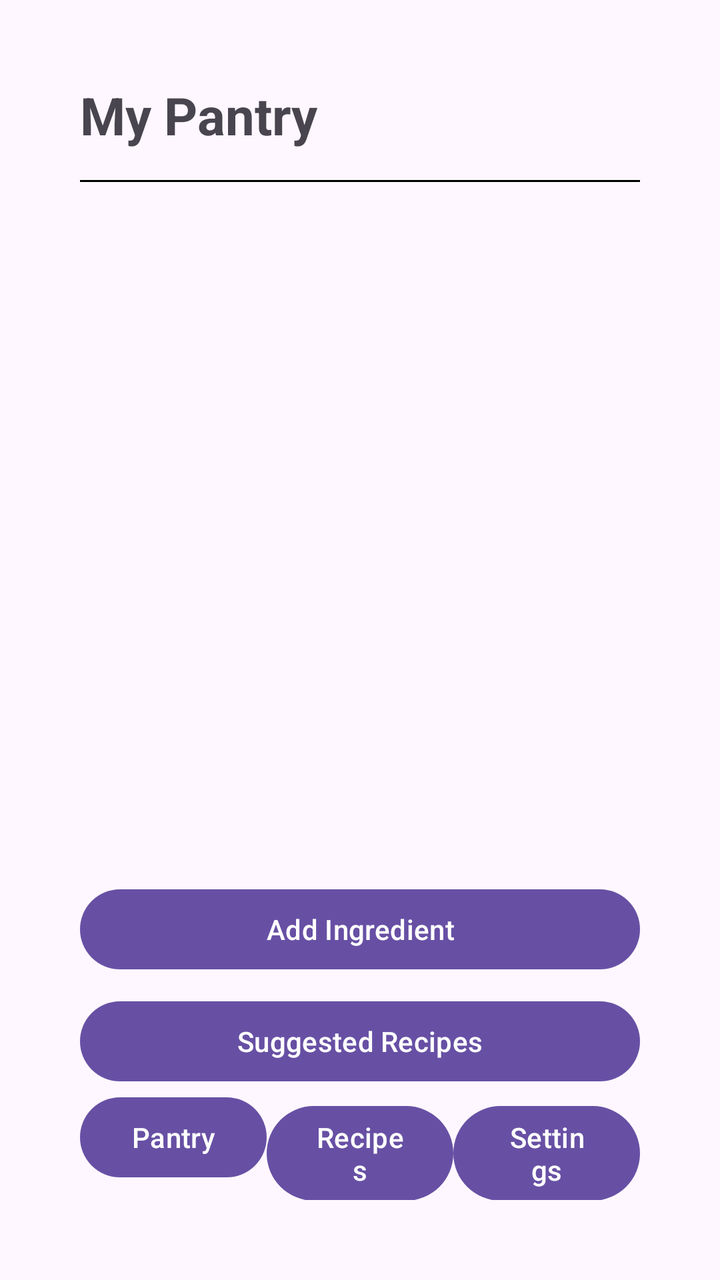
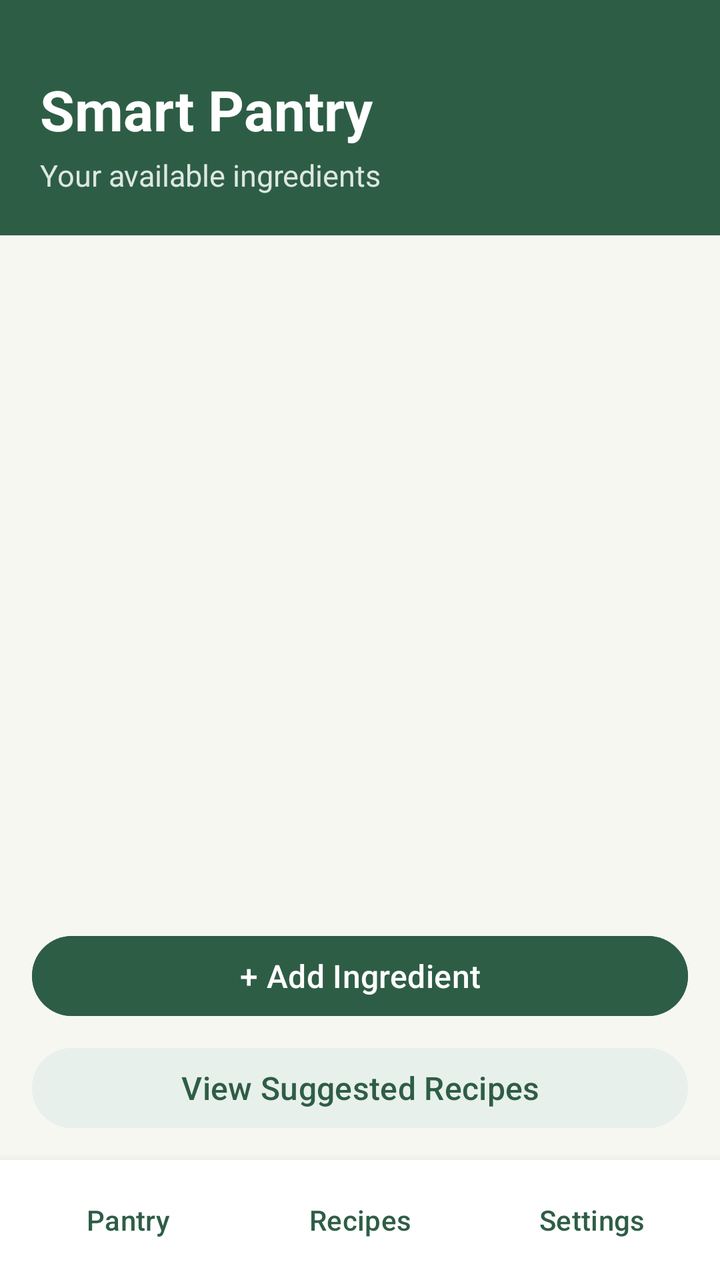

Screens rendered from an Android XML layout before and after an edit, with the pre-edit source and the edit as a unified diff.
<!-- AndroidManifest.xml: application theme Theme.SmartPantryManager -->
<!-- res/layout/activity_main.xml -->
<?xml version="1.0" encoding="utf-8"?>
<LinearLayout xmlns:android="http://schemas.android.com/apk/res/android"
    android:layout_width="match_parent"
    android:layout_height="match_parent"
    android:orientation="vertical"
    android:padding="40dp">

    <TextView
        android:layout_width="wrap_content"
        android:layout_height="wrap_content"
        android:layout_marginBottom="15dp"
        android:text="My Pantry"
        android:textSize="26sp"
        android:textStyle="bold" />

    <View
        android:id="@+id/divider"
        android:layout_width="match_parent"
        android:layout_height="1dp"
        android:background="@color/black" />

    <androidx.recyclerview.widget.RecyclerView
        android:id="@+id/recyclerViewPantry"
        android:layout_width="match_parent"
        android:layout_height="0dp"
        android:layout_weight="1" />

    <Button
        android:id="@+id/buttonAddIngredient"
        android:layout_width="match_parent"
        android:layout_height="wrap_content"
        android:text="Add Ingredient" />

    <Button
        android:id="@+id/buttonSuggestedRecipes"
        android:layout_width="match_parent"
        android:layout_height="wrap_content"
        android:text="Suggested Recipes"
        android:layout_marginTop="8dp" />

    <include
        layout="@layout/bottom_navigation" />
</LinearLayout>
<!-- res/layout/bottom_navigation.xml (included above) -->
<?xml version="1.0" encoding="utf-8"?>
<LinearLayout xmlns:android="http://schemas.android.com/apk/res/android"
    android:layout_width="match_parent"
    android:layout_height="wrap_content"
    android:orientation="horizontal">

    <Button
        android:id="@+id/buttonNavPantry"
        android:layout_width="0dp"
        android:layout_height="wrap_content"
        android:layout_weight="1"
        android:text="Pantry" />

    <Button
        android:id="@+id/buttonNavRecipes"
        android:layout_width="0dp"
        android:layout_height="wrap_content"
        android:layout_weight="1"
        android:text="Recipes" />

    <Button
        android:id="@+id/buttonNavSettings"
        android:layout_width="0dp"
        android:layout_height="wrap_content"
        android:layout_weight="1"
        android:text="Settings" />

</LinearLayout>
<!-- resources referenced by this layout -->
<resources>
  <color name="black">#FF000000</color>
  <style name="Theme.SmartPantryManager" parent="Base.Theme.SmartPantryManager" />
  <style name="Base.Theme.SmartPantryManager" parent="Theme.Material3.DayNight.NoActionBar">
          
          
      </style>
</resources>

<!-- the commit's change to res/layout/activity_main.xml (unified diff, before → after) -->
@@ -1,72 +1,126 @@
 <?xml version="1.0" encoding="utf-8"?>
-<LinearLayout xmlns:android="http://schemas.android.com/apk/res/android"
+<LinearLayout
+    xmlns:android="http://schemas.android.com/apk/res/android"
     android:layout_width="match_parent"
     android:layout_height="match_parent"
     android:orientation="vertical"
-    android:padding="40dp">
+    android:background="@color/pantry_background">
 
-    <TextView
-        android:layout_width="wrap_content"
+    
+    <LinearLayout
+        android:layout_width="match_parent"
         android:layout_height="wrap_content"
-        android:layout_marginBottom="15dp"
-        android:text="My Pantry"
-        android:textSize="26sp"
-        android:textStyle="bold" />
+        android:orientation="vertical"
+        android:background="@color/pantry_green"
+        android:padding="20dp">
 
-    <View
-        android:id="@+id/divider"
-        android:layout_width="match_parent"
-        android:layout_height="1dp"
-        android:background="@color/black" />
+        <TextView
+            android:layout_width="wrap_content"
+            android:layout_height="wrap_content"
+            android:text="Smart Pantry"
+            android:textColor="@color/pantry_white"
+            android:textSize="28sp"
+            android:textStyle="bold"
+            android:paddingTop="16dp" />
 
+        <TextView
+            android:layout_width="wrap_content"
+            android:layout_height="wrap_content"
+            android:text="Your available ingredients"
+            android:textColor="#DDE8E1"
+            android:textSize="15sp"
+            android:layout_marginTop="4dp" />
+
+    </LinearLayout>
+
+
+    
     <androidx.recyclerview.widget.RecyclerView
         android:id="@+id/recyclerViewPantry"
         android:layout_width="match_parent"
         android:layout_height="0dp"
-        android:layout_weight="1" />
+        android:layout_weight="1"
+        android:padding="16dp"
+        android:clipToPadding="false" />
 
-    <Button
-        android:id="@+id/buttonAddIngredient"
+
+    
+    <LinearLayout
         android:layout_width="match_parent"
         android:layout_height="wrap_content"
-        android:text="Add Ingredient" />
+        android:orientation="vertical"
+        android:paddingStart="16dp"
+        android:paddingEnd="16dp"
+        android:paddingBottom="12dp">
 
-    <Button
-        android:id="@+id/buttonSuggestedRecipes"
-        android:layout_width="match_parent"
-        android:layout_height="wrap_content"
-        android:text="Suggested Recipes"
-        android:layout_marginTop="8dp" />
+        <Button
+            android:id="@+id/buttonAddIngredient"
+            android:layout_width="match_parent"
+            android:layout_height="wrap_content"
+            android:text="+ Add Ingredient"
+            android:textAllCaps="false"
+            android:textSize="16sp"
+            android:textColor="@color/pantry_white"
+            android:backgroundTint="@color/pantry_green" />
 
+        <Button
+            android:id="@+id/buttonSuggestedRecipes"
+            android:layout_width="match_parent"
+            android:layout_height="wrap_content"
+            android:text="View Suggested Recipes"
+            android:textAllCaps="false"
+            android:textSize="16sp"
+            android:layout_marginTop="8dp"
+            android:backgroundTint="@color/pantry_green_light"
+            android:textColor="@color/pantry_green" />
+
+    </LinearLayout>
+
+
+    
     <include
         layout="@layout/bottom_navigation" />
+
 </LinearLayout>
 <!-- res/layout/bottom_navigation.xml (included above) -->
 <?xml version="1.0" encoding="utf-8"?>
-<LinearLayout xmlns:android="http://schemas.android.com/apk/res/android"
+<LinearLayout
+    xmlns:android="http://schemas.android.com/apk/res/android"
     android:layout_width="match_parent"
     android:layout_height="wrap_content"
-    android:orientation="horizontal">
+    android:orientation="horizontal"
+    android:background="@color/pantry_white"
+    android:elevation="8dp"
+    android:padding="6dp">
 
     <Button
         android:id="@+id/buttonNavPantry"
         android:layout_width="0dp"
         android:layout_height="wrap_content"
         android:layout_weight="1"
-        android:text="Pantry" />
+        android:text="Pantry"
+        android:textAllCaps="false"
+        android:textColor="@color/pantry_green"
+        android:backgroundTint="@color/pantry_white" />
 
     <Button
         android:id="@+id/buttonNavRecipes"
         android:layout_width="0dp"
         android:layout_height="wrap_content"
         android:layout_weight="1"
-        android:text="Recipes" />
+        android:text="Recipes"
+        android:textAllCaps="false"
+        android:textColor="@color/pantry_green"
+        android:backgroundTint="@color/pantry_white" />
 
     <Button
         android:id="@+id/buttonNavSettings"
         android:layout_width="0dp"
         android:layout_height="wrap_content"
         android:layout_weight="1"
-        android:text="Settings" />
+        android:text="Settings"
+        android:textAllCaps="false"
+        android:textColor="@color/pantry_green"
+        android:backgroundTint="@color/pantry_white" />
 
 </LinearLayout>
<!-- resource entries referenced after the edit -->
@@ -1,6 +1,9 @@
 <!-- resources referenced by this layout -->
 <resources>
-  <color name="black">#FF000000</color>
+  <color name="pantry_background">#F7F7F2</color>
+  <color name="pantry_green">#2E5D46</color>
+  <color name="pantry_green_light">#E8F0EB</color>
+  <color name="pantry_white">#FFFFFF</color>
   <style name="Theme.SmartPantryManager" parent="Base.Theme.SmartPantryManager" />
   <style name="Base.Theme.SmartPantryManager" parent="Theme.Material3.DayNight.NoActionBar">
           
